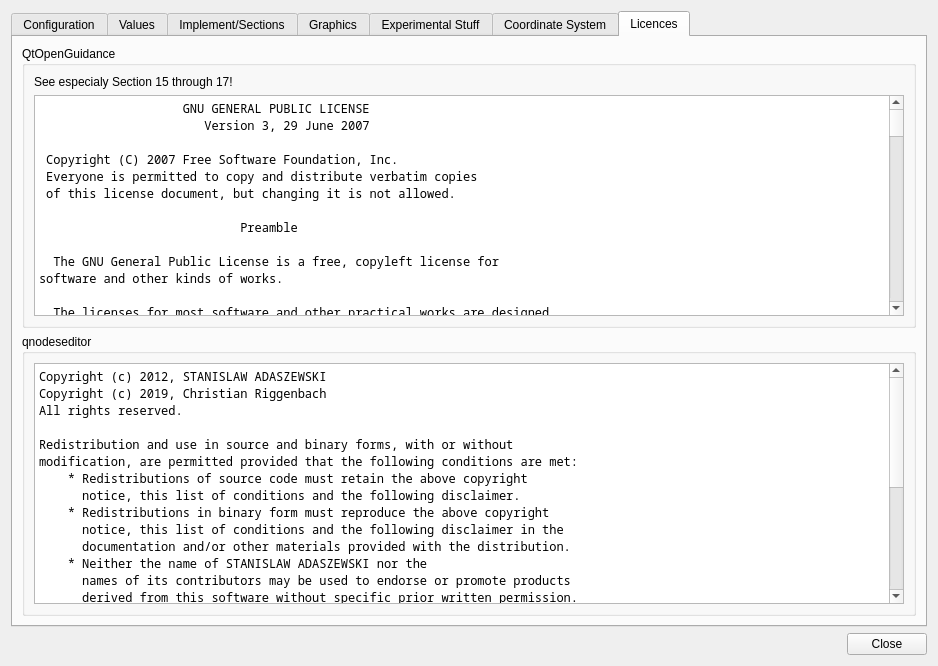
Above: src/gui/SettingsDialog.ui from eringerli/QtOpenGuidance before the change. Below: the same form after it.
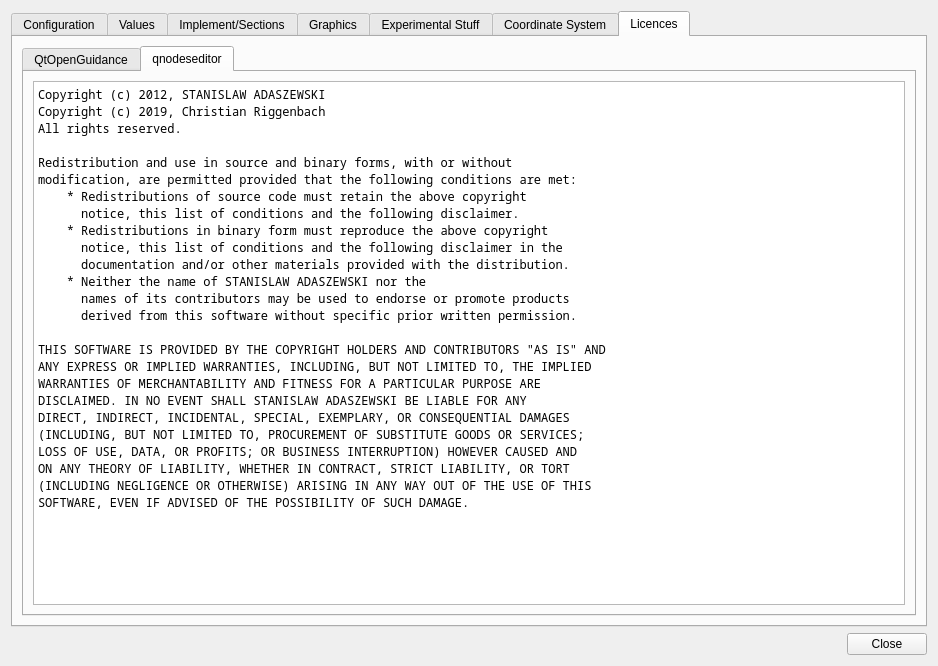
That is the form after the change. The open tabs and pages were chosen to show the change. Icons and pictures are not drawn. Custom widgets are drawn as their Qt base class.

Commit message: Improved the License-tab in the settings dialog

The edit to the form file:
```diff
--- a/src/gui/SettingsDialog.ui
+++ b/src/gui/SettingsDialog.ui
@@ -526,19 +526,14 @@
         </attribute>
         <layout class="QVBoxLayout" name="verticalLayout_4">
          <item>
-          <widget class="QGroupBox" name="groupBox">
-           <property name="title">
+          <widget class="QTabWidget" name="tabWidget">
+           <property name="currentIndex">
+            <number>0</number>
+           </property>
+           <widget class="QWidget" name="tabWidgetPage1" native="true">
+            <attribute name="title">
             <string>QtOpenGuidance</string>
-           </property>
-           <property name="alignment">
-            <set>Qt::AlignLeading|Qt::AlignLeft|Qt::AlignTop</set>
-           </property>
-           <property name="flat">
-            <bool>false</bool>
-           </property>
-           <property name="checkable">
-            <bool>false</bool>
-           </property>
+            </attribute>
            <layout class="QVBoxLayout" name="verticalLayout_5">
             <item>
              <widget class="QLabel" name="label">
@@ -1240,14 +1235,12 @@
             </item>
            </layout>
           </widget>
-         </item>
-         <item>
-          <widget class="QGroupBox" name="groupBox_8">
-           <property name="title">
+           <widget class="QWidget" name="tab_6">
+            <attribute name="title">
             <string>qnodeseditor</string>
-           </property>
-           <layout class="QVBoxLayout" name="verticalLayout_6">
-            <item>
+            </attribute>
+            <layout class="QGridLayout" name="gridLayout_7">
+             <item row="0" column="0">
              <widget class="QPlainTextEdit" name="plainTextEdit_2">
               <property name="font">
                <font>
@@ -1287,6 +1280,7 @@
              </widget>
             </item>
            </layout>
+           </widget>
           </widget>
          </item>
         </layout>
```
Lines whose indentation alone changed are shown as unchanged.
